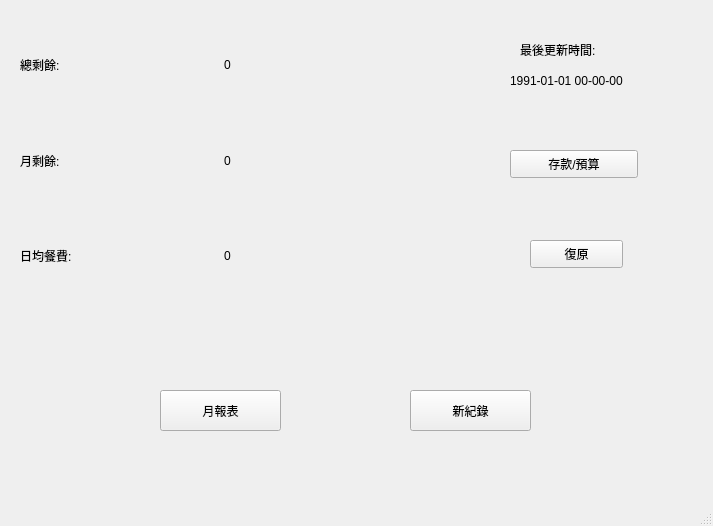
This is main.ui in dlgs5100/MoneyTracking as Qt 5 draws it before an edit. The edited form follows.
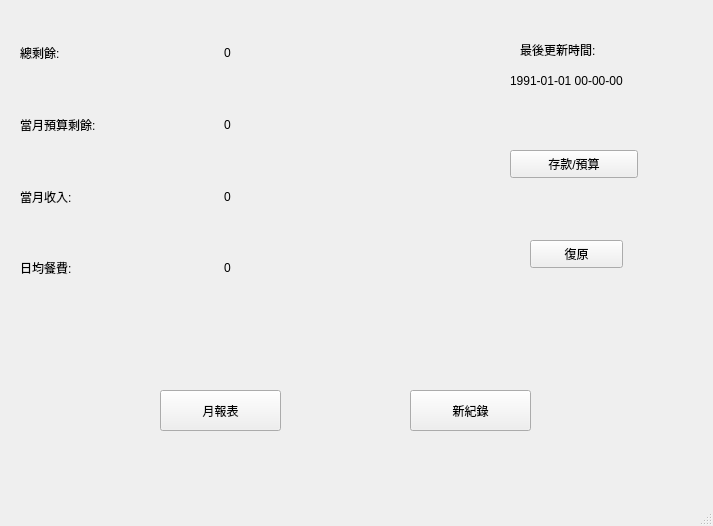
This is the edited form.

Commit message: Add income record

Patch:
```diff
--- a/main.ui
+++ b/main.ui
@@ -24,6 +24,27 @@
      </rect>
     </property>
     <layout class="QGridLayout" name="gridLayout">
+     <item row="3" column="1">
+      <widget class="QLabel" name="labelAutoAvgDay">
+       <property name="text">
+        <string>0</string>
+       </property>
+      </widget>
+     </item>
+     <item row="3" column="0">
+      <widget class="QLabel" name="labelAvgDay">
+       <property name="text">
+        <string>日均餐費:</string>
+       </property>
+      </widget>
+     </item>
+     <item row="1" column="1">
+      <widget class="QLabel" name="labelAutoMonthlyLast">
+       <property name="text">
+        <string>0</string>
+       </property>
+      </widget>
+     </item>
      <item row="0" column="0">
       <widget class="QLabel" name="labelTotal">
        <property name="text">
@@ -31,6 +52,13 @@
        </property>
       </widget>
      </item>
+     <item row="1" column="0">
+      <widget class="QLabel" name="labelPerMonth">
+       <property name="text">
+        <string>當月預算剩餘:</string>
+       </property>
+      </widget>
+     </item>
      <item row="0" column="1">
       <widget class="QLabel" name="labelAutoTotal">
        <property name="text">
@@ -39,28 +67,14 @@
       </widget>
      </item>
      <item row="2" column="0">
-      <widget class="QLabel" name="labelAvgDay">
+      <widget class="QLabel" name="labelIncome">
        <property name="text">
-        <string>日均餐費:</string>
-       </property>
-      </widget>
-     </item>
-     <item row="1" column="0">
-      <widget class="QLabel" name="labelPerMonth">
-       <property name="text">
-        <string>月剩餘:</string>
+        <string>當月收入:</string>
        </property>
       </widget>
      </item>
      <item row="2" column="1">
-      <widget class="QLabel" name="labelAutoAvgDay">
-       <property name="text">
-        <string>0</string>
-       </property>
-      </widget>
-     </item>
-     <item row="1" column="1">
-      <widget class="QLabel" name="labelAutoMonthlyLast">
+      <widget class="QLabel" name="labelAutoMonthlyIncome">
        <property name="text">
         <string>0</string>
        </property>
```
The commit also changes 10 other files.
